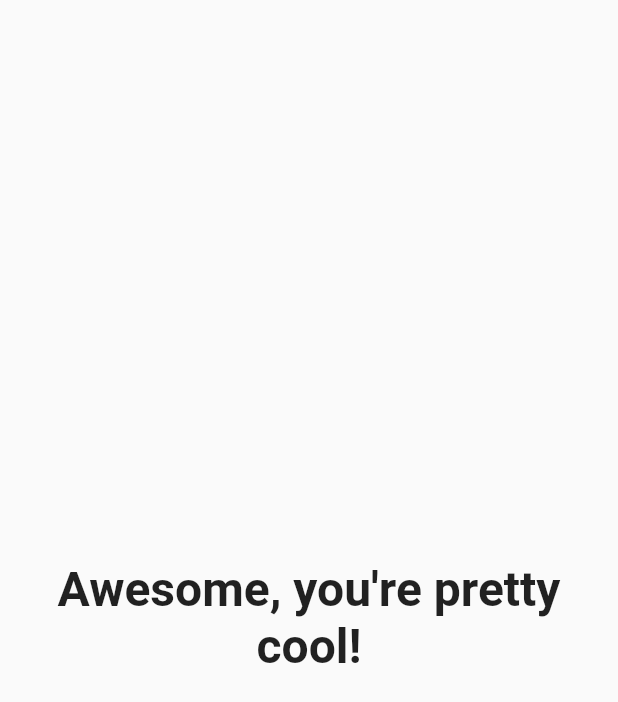
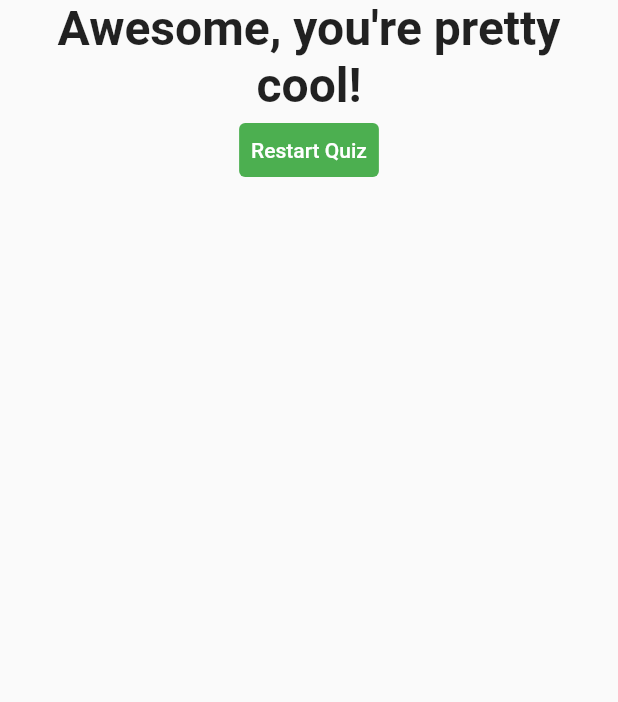
Before and after one commit to AndyMuloki/flutter-guide, a Flutter app: the Result widget shown alone on an empty page, opened directly with empty values, on a phone screen of 412 x 824 dp. Shown: the top 702 px of the screen. Run offline on Flutter 3.47's test engine with Material 2 defaults, Android fonts, the phone set to English and light mode, and no system bars; statements that could not run were skipped.

Commit message:
add a text button

```diff
--- a/lib/result.dart
+++ b/lib/result.dart
@@ -2,8 +2,9 @@ import 'package:flutter/material.dart';
 
 class Result extends StatelessWidget {
   final int resultScore;
+  final Function resetHandler;
 
-  Result(this.resultScore);
+  Result(this.resultScore, this.resetHandler);
 
   String get resultPhrase {
     String resultText;
@@ -22,10 +23,22 @@ class Result extends StatelessWidget {
   @override
   Widget build(BuildContext context) {
     return Center(
-      child: Text(
-        resultPhrase,
-        style: TextStyle(fontSize: 32, fontWeight: FontWeight.bold),
-        textAlign: TextAlign.center,
+      child: Column(
+        children: [
+          Text(
+            resultPhrase,
+            style: TextStyle(fontSize: 32, fontWeight: FontWeight.bold),
+            textAlign: TextAlign.center,
+          ),
+          TextButton(
+            style: ButtonStyle(
+              backgroundColor: MaterialStateProperty.all(Colors.green),
+              foregroundColor: MaterialStateProperty.all(Colors.white),
+            ),
+            child: Text('Restart Quiz'),
+            onPressed: resetHandler,
+          ),
+        ],
       ),
     );
   }
```
